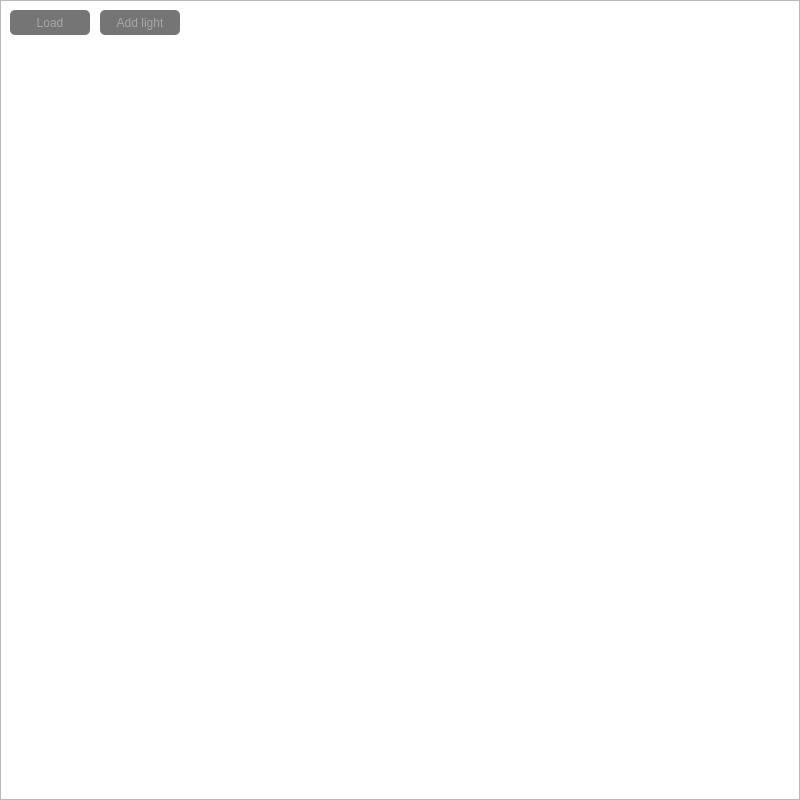
First picture: the form in UiForms/mainwindow.ui, repository platonovaos/Course-project-CG, before the edit.
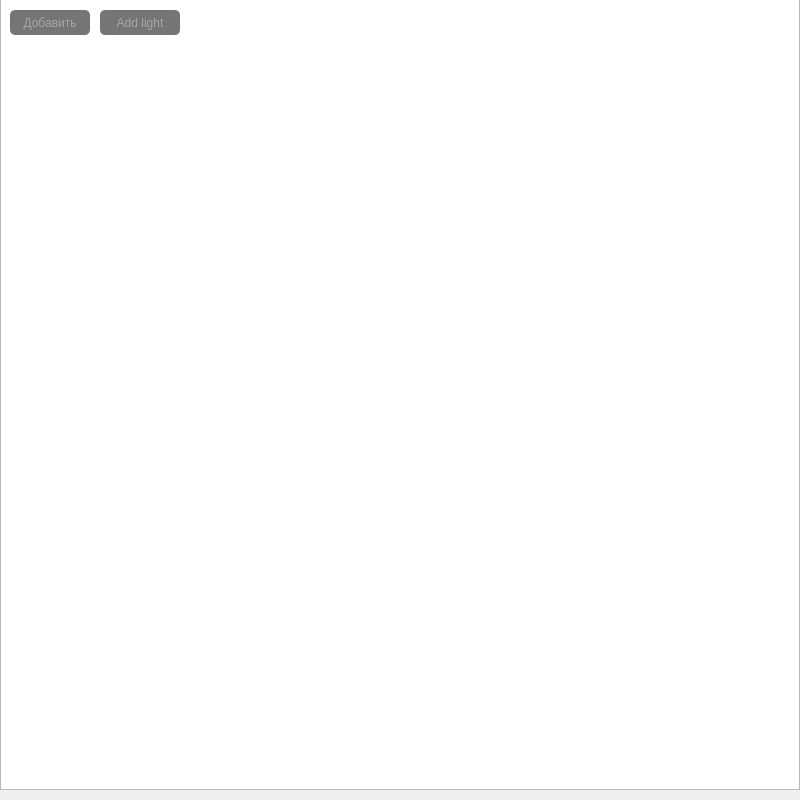
Second picture: the form after the edit.

```diff
--- a/UiForms/mainwindow.ui
+++ b/UiForms/mainwindow.ui
@@ -23,7 +23,7 @@
     <property name="geometry">
      <rect>
       <x>0</x>
-      <y>0</y>
+      <y>-10</y>
       <width>800</width>
       <height>800</height>
      </rect>
@@ -55,7 +55,7 @@
     }</string>
     </property>
     <property name="text">
-     <string>Load</string>
+     <string>Добавить</string>
     </property>
    </widget>
    <widget class="QPushButton" name="pushButton_addLight">
```
Left out of the diff: 2 changed lines with no effect on the pictures.
